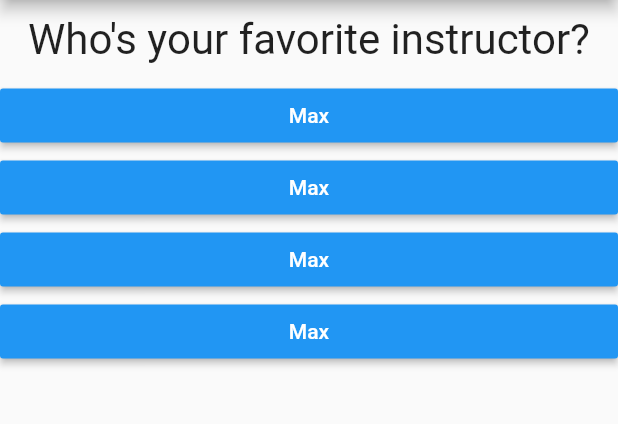
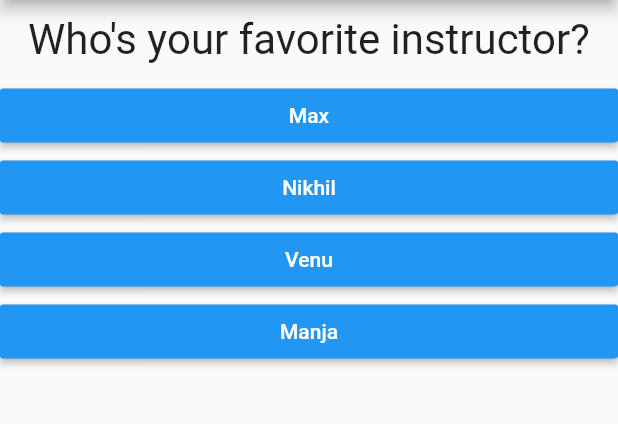
Before and after one commit to nikhilkc96/first_app, a Flutter app: the screen it shows after launch, after a tap on "Black", after a tap on "Snake", on a phone screen of 412 x 824 dp, the part 84-508 px from its top. Run offline on Flutter 3.47's test engine with Material 2 defaults, Android fonts, the phone set to English and light mode, and no system bars; our stand-ins replace fluttertoast.

```diff
--- a/lib/main.dart
+++ b/lib/main.dart
@@ -29,7 +29,7 @@ class _MyAppState extends State<MyApp> {
 
   @override
   Widget build(BuildContext context) {
-    var questions = [
+    final questions = [
       {
         'questionText': 'What\'s your favorite color?',
         'answers': ['Black', 'Red', 'Green', 'White'],
@@ -40,8 +40,11 @@ class _MyAppState extends State<MyApp> {
       },
       {
         'questionText': 'Who\'s your favorite instructor?',
-        'answers': ['Max', 'Max', 'Max', 'Max'],
-      },
+        'answers': ['Max', 'Nikhil', 'Venu', 'Manja'],
+      },{
+        'questionText': 'What\'s your Name',
+        'answers': ['Nikhil','Venu','Manja'],
+      }
     ];
     return MaterialApp(
       home: Scaffold(
```
